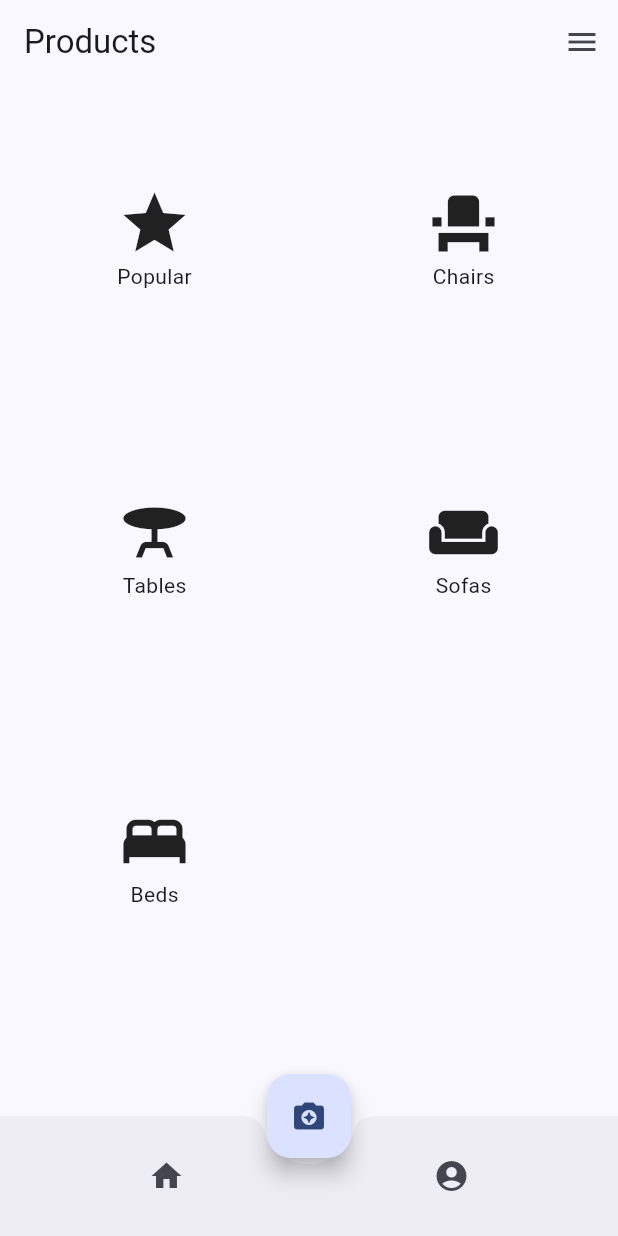
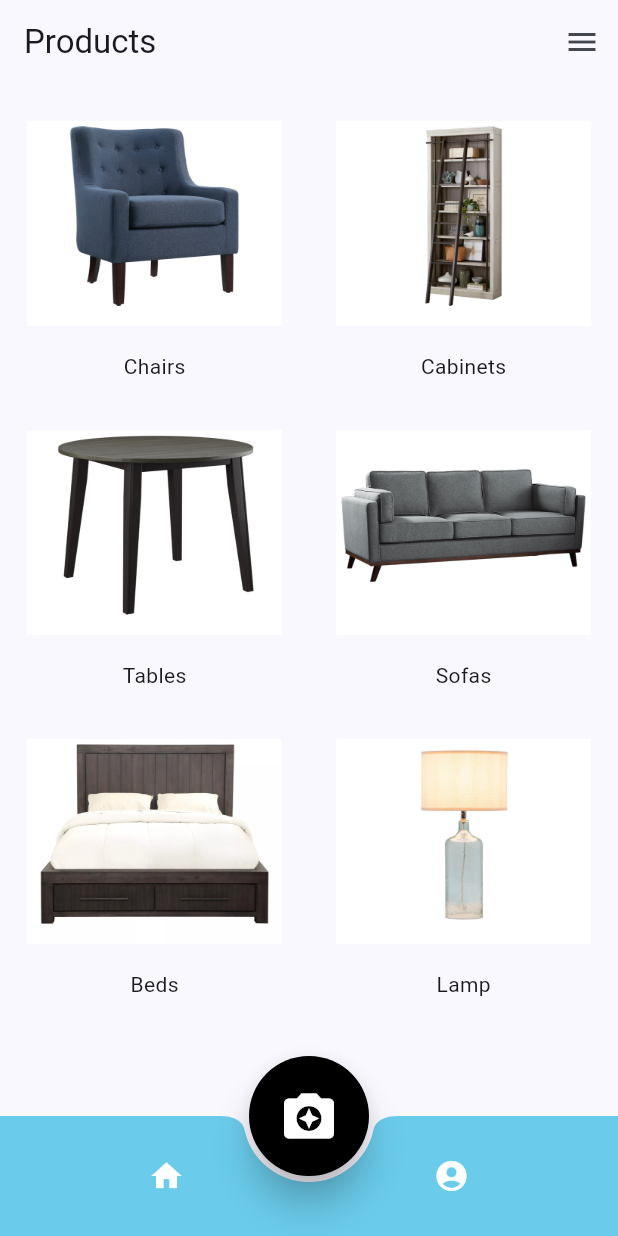
Before and after one commit to abdullahbh/image_mart_app, a Flutter app: the Home screen opened directly, on a phone screen of 412 x 824 dp. Run offline on Flutter 3.47's test engine with Material 3 defaults, Android fonts, the phone set to English and light mode, and no system bars; our stand-ins replace carousel_slider, hive_flutter, image_cropper, image_picker; accounts and stored records are empty; project files that could hold a hidden picture were left out.

Commit message:
Made changes to UI on all pages

```diff
--- a/lib/ui/grid.dart
+++ b/lib/ui/grid.dart
@@ -59,7 +59,7 @@ class ImageGridPage extends StatelessWidget {
   Widget build(BuildContext context) {
     return Scaffold(
       appBar: AppBar(
-        title: Text("Image Grid"),
+        title: Text("Results"),
       ),
       body: Padding(
         padding: const EdgeInsets.all(8.0),
--- a/lib/ui/home.dart
+++ b/lib/ui/home.dart
@@ -50,25 +50,31 @@ class _HomeState extends State<Home> {
       context: context,
       builder: (BuildContext context) {
         return SafeArea(
+          child: Container(
+            color: Colors
+                .black, // Set the background color for the entire container
             child: Wrap(
               children: <Widget>[
                 ListTile(
-                leading: Icon(Icons.camera_alt),
-                title: Text('Capture Image'),
+                  leading: Icon(Icons.camera_alt, color: Colors.white),
+                  title: Text('Capture Image',
+                      style: TextStyle(color: Colors.white)),
                   onTap: () {
                     Navigator.pop(context);
                     _captureImage();
                   },
                 ),
                 ListTile(
-                leading: Icon(Icons.photo_library),
-                title: Text('Pick from Gallery'),
+                  leading: Icon(Icons.photo_library, color: Colors.white),
+                  title: Text('Pick from Gallery',
+                      style: TextStyle(color: Colors.white)),
                   onTap: () {
                     Navigator.pop(context);
                     _pickImageFromGallery();
                   },
                 ),
               ],
+            ),
           ),
         );
       },
@@ -92,33 +98,48 @@ class _HomeState extends State<Home> {
       body: GridView.count(
         crossAxisCount: 2,
         children: <Widget>[
-          _categoryIcon(Icons.star, 'Popular'),
-          _categoryIcon(Icons.event_seat, 'Chairs'),
-          _categoryIcon(Icons.table_bar, 'Tables'),
-          _categoryIcon(Icons.weekend, 'Sofas'),
-          _categoryIcon(Icons.bed, 'Beds'),
+          _categoryIcon(Icons.event_seat, 'Chairs', 'assets/chair.jpeg'),
+          _categoryIcon(Icons.bed, 'Cabinets', 'assets/cabinet.jpeg'),
+          _categoryIcon(Icons.table_bar, 'Tables', 'assets/table.jpeg'),
+          _categoryIcon(Icons.weekend, 'Sofas', 'assets/sofa.jpeg'),
+          _categoryIcon(Icons.bed, 'Beds', 'assets/bed.jpeg'),
+          _categoryIcon(Icons.bed, 'Lamp', 'assets/lamp.jpeg'),
         ],
       ),
-      floatingActionButton: FloatingActionButton(
+      floatingActionButton: Container(
+        height: 80.0, // Adjust the size by setting height
+        width: 80.0, // Adjust the size by setting width
+        child: FloatingActionButton(
           onPressed: _showImageSourceActionSheet,
           tooltip: 'Scan',
-        child: Icon(Icons.camera_enhance),
+          backgroundColor: Colors.black,
+          child: Icon(
+            Icons.camera_enhance,
+            color: Colors.white,
+            size: 40.0, // Increase the icon size
+          ),
+          elevation: 10.0, // Adds shadow to make the button stand out
+          shape: RoundedRectangleBorder(
+              borderRadius: BorderRadius.circular(40.0) // More rounded shape
+              ),
+        ),
       ),
       floatingActionButtonLocation: FloatingActionButtonLocation.centerDocked,
       bottomNavigationBar: BottomAppBar(
         shape: CircularNotchedRectangle(),
         notchMargin: 4.0,
+        color: Color(0xFF6ACBEA), // Setting the color of the BottomAppBar
         child: Row(
+          // Adding the icons to the BottomAppBar
           mainAxisAlignment: MainAxisAlignment.spaceAround,
           children: <Widget>[
-            IconButton(icon: Icon(Icons.home), onPressed: () {}),
             IconButton(
-              icon: const Icon(Icons.account_circle),
+                icon: Icon(Icons.home, color: Colors.white), onPressed: () {}),
+            IconButton(
+              icon: Icon(Icons.account_circle, color: Colors.white),
               onPressed: () {
-                print(
-                    "Navigating to login page"); // Debug statement to confirm the method is triggered
-                Navigator.pushReplacement(
-                    context, MaterialPageRoute(builder: (context) => const Login()));
+                Navigator.pushReplacement(context,
+                    MaterialPageRoute(builder: (context) => const Login()));
               },
             ),
           ],
@@ -127,11 +148,15 @@ class _HomeState extends State<Home> {
     );
   }
 
-  Widget _categoryIcon(IconData icon, String label) {
+  Widget _categoryIcon(IconData icon, String label, String imagePath) {
     return Column(
       mainAxisAlignment: MainAxisAlignment.center,
       children: <Widget>[
-        Icon(icon, size: 50),
+        Image.asset(
+          imagePath,
+          width: 170,
+          height: 170,
+        ),
         Text(label),
       ],
     );
--- a/pubspec.yaml
+++ b/pubspec.yaml
@@ -30,3 +30,9 @@ flutter:
 
   assets:
     - assets/logo.png
+    - assets/bed.jpeg
+    - assets/chair.jpeg
+    - assets/table.jpeg
+    - assets/sofa.jpeg
+    - assets/cabinet.jpeg
+    - assets/lamp.jpeg
```
Also changed, not shown: lib/ui/ImageSlider.dart (+11 -6 lines), lib/ui/image_veiwer.dart (+17 -10 lines), assets/bed.jpeg (added), assets/cabinet.jpeg (added), assets/chair.jpeg (added), assets/lamp.jpeg (added), assets/sofa.jpeg (added), assets/table.jpeg (added). Lines whose indentation alone changed are shown as unchanged.
